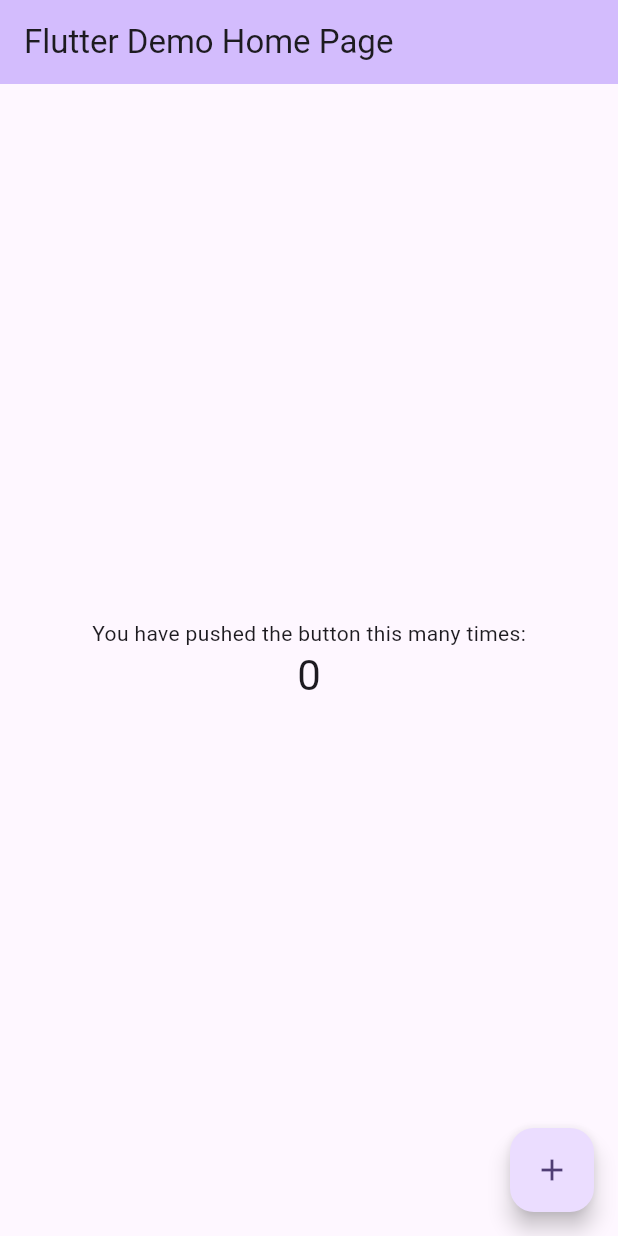
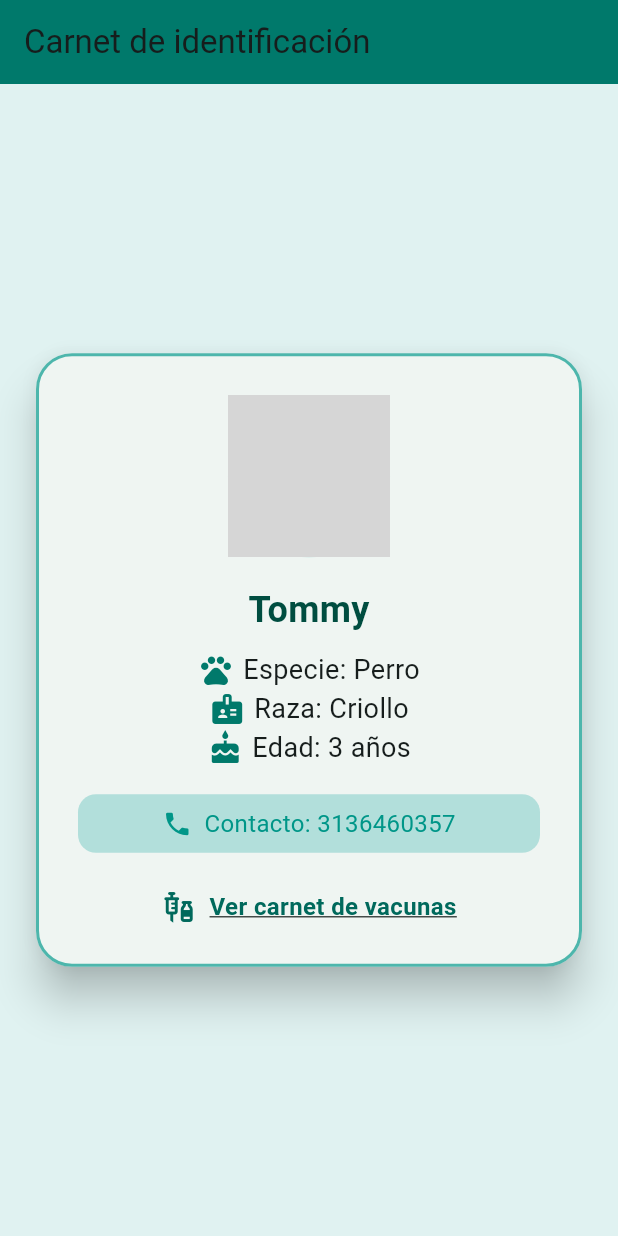
Before and after one commit to Viclinis/pet_card, a Flutter app: the screen it shows after launch, on a phone screen of 412 x 824 dp. Run offline on Flutter 3.47's test engine with Material 3 defaults, Android fonts, the phone set to English and light mode, and no system bars; network calls fail; grey boxes are pictures that could not be loaded.

Commit message:
Primera ventana de la petCard

```diff
--- a/lib/main.dart
+++ b/lib/main.dart
@@ -7,116 +7,210 @@ void main() {
 class MyApp extends StatelessWidget {
   const MyApp({super.key});
 
-  // This widget is the root of your application.
   @override
   Widget build(BuildContext context) {
     return MaterialApp(
-      title: 'Flutter Demo',
+      title: 'Pet ID Card',
       theme: ThemeData(
-        // This is the theme of your application.
-        //
-        // TRY THIS: Try running your application with "flutter run". You'll see
-        // the application has a purple toolbar. Then, without quitting the app,
-        // try changing the seedColor in the colorScheme below to Colors.green
-        // and then invoke "hot reload" (save your changes or press the "hot
-        // reload" button in a Flutter-supported IDE, or press "r" if you used
-        // the command line to start the app).
-        //
-        // Notice that the counter didn't reset back to zero; the application
-        // state is not lost during the reload. To reset the state, use hot
-        // restart instead.
-        //
-        // This works for code too, not just values: Most code changes can be
-        // tested with just a hot reload.
-        colorScheme: ColorScheme.fromSeed(seedColor: Colors.deepPurple),
+        colorScheme: ColorScheme.fromSeed(seedColor: Colors.teal),
+        scaffoldBackgroundColor: Colors.teal[50],
       ),
-      home: const MyHomePage(title: 'Flutter Demo Home Page'),
+      home: const PetIdCard(),
     );
   }
 }
 
-class MyHomePage extends StatefulWidget {
-  const MyHomePage({super.key, required this.title});
-
-  // This widget is the home page of your application. It is stateful, meaning
-  // that it has a State object (defined below) that contains fields that affect
-  // how it looks.
-
-  // This class is the configuration for the state. It holds the values (in this
-  // case the title) provided by the parent (in this case the App widget) and
-  // used by the build method of the State. Fields in a Widget subclass are
-  // always marked "final".
-
-  final String title;
-
-  @override
-  State<MyHomePage> createState() => _MyHomePageState();
-}
-
-class _MyHomePageState extends State<MyHomePage> {
-  int _counter = 0;
-
-  void _incrementCounter() {
-    setState(() {
-      // This call to setState tells the Flutter framework that something has
-      // changed in this State, which causes it to rerun the build method below
-      // so that the display can reflect the updated values. If we changed
-      // _counter without calling setState(), then the build method would not be
-      // called again, and so nothing would appear to happen.
-      _counter++;
-    });
-  }
+class PetIdCard extends StatelessWidget {
+  const PetIdCard({super.key});
 
   @override
   Widget build(BuildContext context) {
-    // This method is rerun every time setState is called, for instance as done
-    // by the _incrementCounter method above.
-    //
-    // The Flutter framework has been optimized to make rerunning build methods
-    // fast, so that you can just rebuild anything that needs updating rather
-    // than having to individually change instances of widgets.
     return Scaffold(
       appBar: AppBar(
-        // TRY THIS: Try changing the color here to a specific color (to
-        // Colors.amber, perhaps?) and trigger a hot reload to see the AppBar
-        // change color while the other colors stay the same.
-        backgroundColor: Theme.of(context).colorScheme.inversePrimary,
-        // Here we take the value from the MyHomePage object that was created by
-        // the App.build method, and use it to set our appbar title.
-        title: Text(widget.title),
+        title: const Text('Carnet de identificación'),
+        backgroundColor: Colors.teal[700],
       ),
       body: Center(
-        // Center is a layout widget. It takes a single child and positions it
-        // in the middle of the parent.
-        child: Column(
-          // Column is also a layout widget. It takes a list of children and
-          // arranges them vertically. By default, it sizes itself to fit its
-          // children horizontally, and tries to be as tall as its parent.
-          //
-          // Column has various properties to control how it sizes itself and
-          // how it positions its children. Here we use mainAxisAlignment to
-          // center the children vertically; the main axis here is the vertical
-          // axis because Columns are vertical (the cross axis would be
-          // horizontal).
-          //
-          // TRY THIS: Invoke "debug painting" (choose the "Toggle Debug Paint"
-          // action in the IDE, or press "p" in the console), to see the
-          // wireframe for each widget.
-          mainAxisAlignment: MainAxisAlignment.center,
-          children: <Widget>[
-            const Text('You have pushed the button this many times:'),
-            Text(
-              '$_counter',
-              style: Theme.of(context).textTheme.headlineMedium,
+        child: SingleChildScrollView(
+          child: Card(
+            elevation: 12,
+            margin: const EdgeInsets.all(24),
+            shape: RoundedRectangleBorder(
+              borderRadius: BorderRadius.circular(24),
+              side: BorderSide(color: Colors.teal.shade300, width: 2),
             ),
-          ],
+            child: Padding(
+              padding: const EdgeInsets.all(28.0),
+              child: Column(
+                mainAxisSize: MainAxisSize.min,
+                children: [
+                  CircleAvatar(
+                    radius: 54,
+                    backgroundColor: Colors.teal[100],
+                    backgroundImage: const NetworkImage(
+                      'https://images.unsplash.com/photo-1518717758536-85ae29035b6d?auto=format&fit=facearea&w=256&h=256&facepad=2.5',
+                    ),
+                  ),
+                  const SizedBox(height: 18),
+                  Text(
+                    'Tommy',
+                    style: TextStyle(
+                      fontSize: 24,
+                      fontWeight: FontWeight.bold,
+                      color: Colors.teal[900],
+                    ),
+                  ),
+                  const SizedBox(height: 10),
+                  Row(
+                    mainAxisAlignment: MainAxisAlignment.center,
+                    children: [
+                      Icon(Icons.pets, color: Colors.teal[700]),
+                      const SizedBox(width: 6),
+                      const Text(
+                        'Especie: Perro',
+                        style: TextStyle(fontSize: 18),
+                      ),
+                    ],
+                  ),
+                  Row(
+                    mainAxisAlignment: MainAxisAlignment.center,
+                    children: [
+                      Icon(Icons.badge, color: Colors.teal[700]),
+                      const SizedBox(width: 6),
+                      const Text(
+                        'Raza: Criollo',
+                        style: TextStyle(fontSize: 18),
+                      ),
+                    ],
+                  ),
+                  Row(
+                    mainAxisAlignment: MainAxisAlignment.center,
+                    children: [
+                      Icon(Icons.cake, color: Colors.teal[700]),
+                      const SizedBox(width: 6),
+                      const Text(
+                        'Edad: 3 años',
+                        style: TextStyle(fontSize: 18),
+                      ),
+                    ],
+                  ),
+                  const SizedBox(height: 18),
+                  Container(
+                    padding:
+                        const EdgeInsets.symmetric(vertical: 8, horizontal: 16),
+                    decoration: BoxDecoration(
+                      color: Colors.teal[100],
+                      borderRadius: BorderRadius.circular(12),
+                    ),
+                    child: Row(
+                      mainAxisAlignment: MainAxisAlignment.center,
+                      children: const [
+                        Icon(Icons.phone, size: 20, color: Colors.teal),
+                        SizedBox(width: 8),
+                        Flexible(
+                          child: Text(
+                            'Contacto: 3136460357',
+                            style: TextStyle(fontSize: 16, color: Colors.teal),
+                            overflow: TextOverflow.ellipsis,
+                            softWrap: true,
+                          ),
+                        ),
+                      ],
+                    ),
+                  ),
+                  const SizedBox(height: 24),
+                  GestureDetector(
+                    onTap: () {
+                      Navigator.push(
+                        context,
+                        MaterialPageRoute(
+                            builder: (context) => const VaccineCardScreen()),
+                      );
+                    },
+                    child: Row(
+                      mainAxisAlignment: MainAxisAlignment.center,
+                      children: [
+                        Icon(Icons.vaccines, color: Colors.teal[800]),
+                        const SizedBox(width: 8),
+                        Text(
+                          'Ver carnet de vacunas',
+                          style: TextStyle(
+                            color: Colors.teal[800],
+                            fontSize: 16,
+                            decoration: TextDecoration.underline,
+                            fontWeight: FontWeight.bold,
+                          ),
+                        ),
+                      ],
+                    ),
+                  ),
+                ],
+              ),
+            ),
+          ),
         ),
       ),
-      floatingActionButton: FloatingActionButton(
-        onPressed: _incrementCounter,
-        tooltip: 'Increment',
-        child: const Icon(Icons.add),
-      ), // This trailing comma makes auto-formatting nicer for build methods.
     );
   }
 }
+
+class VaccineCardScreen extends StatelessWidget {
+  const VaccineCardScreen({super.key});
+
+  @override
+  Widget build(BuildContext context) {
+    return Scaffold(
+      appBar: AppBar(
+        title: const Text('Carnet de Vacunas'),
+        backgroundColor: Colors.teal[700],
+      ),
+      body: Center(
+        child: Card(
+          elevation: 10,
+          margin: const EdgeInsets.all(24),
+          shape: RoundedRectangleBorder(
+            borderRadius: BorderRadius.circular(20),
+            side: BorderSide(color: Colors.teal.shade300, width: 2),
+          ),
+          child: Padding(
+            padding: const EdgeInsets.all(24.0),
+            child: ListView(
+              shrinkWrap: true,
+              children: [
+                const Text(
+                  'Carnet de Vacunas',
+                  style: TextStyle(fontSize: 22, fontWeight: FontWeight.bold),
+                ),
+                const Divider(height: 24, thickness: 2),
+                ListTile(
+                  leading: const Icon(Icons.check_circle, color: Colors.green),
+                  title: const Text('Rabia'),
+                  subtitle: const Text('Fecha: 10/01/2025'),
+                ),
+                ListTile(
+                  leading: const Icon(Icons.check_circle, color: Colors.green),
+                  title: const Text('Parvovirus'),
+                  subtitle: const Text('Fecha: 10/01/2025'),
+                ),
+                ListTile(
+                  leading: const Icon(Icons.check_circle, color: Colors.green),
+                  title: const Text('Moquillo'),
+                  subtitle: const Text('Fecha: 10/01/2025'),
+                ),
+                const SizedBox(height: 12),
+                TextButton.icon(
+                  onPressed: () => Navigator.pop(context),
+                  icon: const Icon(Icons.arrow_back),
+                  label: const Text('Volver'),
+                  style: TextButton.styleFrom(
+                    foregroundColor: Colors.teal[800],
+                  ),
+                ),
+              ],
+            ),
+          ),
+        ),
+      ),
+    );
+  }
+}
```
